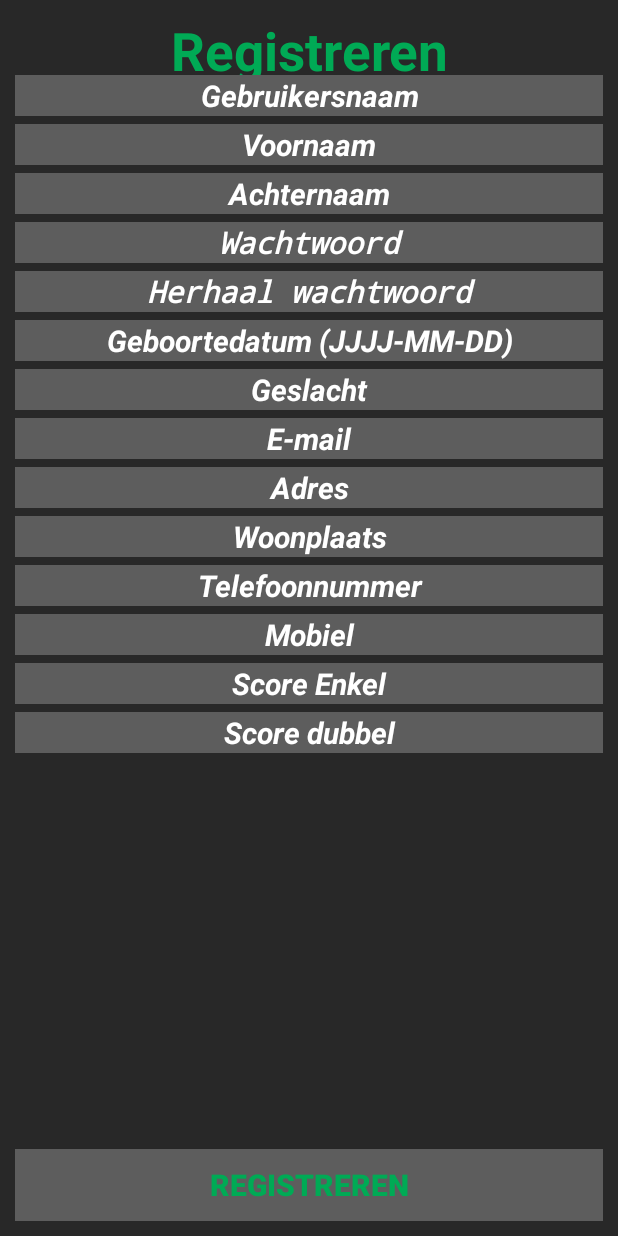
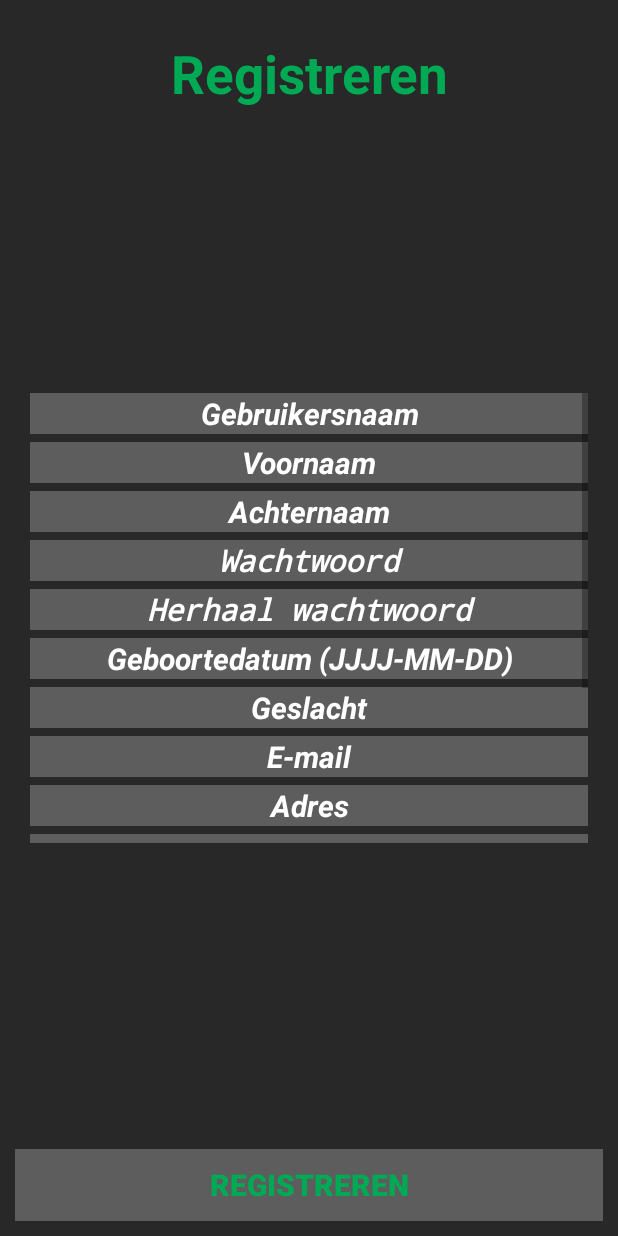
Before and after one commit to pasibun/MatchFixing, an Android app: the Register screen opened directly, with no data from a screen before it, on a phone screen of 412 x 824 dp. Run offline under Robolectric (Android 15) with nearby library versions, the phone set to English and light mode, and no system bars.

Commit message:
Added scrolling to the register view.

```diff
--- a/app/src/main/res/layout/register.xml
+++ b/app/src/main/res/layout/register.xml
@@ -7,15 +7,23 @@
     android:background="#282828"
     android:padding="10dp">
 
-    <LinearLayout
+
+    <Button
         android:layout_width="match_parent"
         android:layout_height="wrap_content"
-        android:orientation="vertical"
-        android:layout_centerVertical="true"
+        android:textColor="#00aa55"
+        android:background="#5d5d5d"
+        android:textStyle="bold"
+        android:textSize="20sp"
         android:padding="10dp"
-        android:id="@+id/linearLayout">
-
-    </LinearLayout>
+        android:id="@+id/button3"
+        android:text="Registreren"
+        android:onClick="register_register"
+        android:hapticFeedbackEnabled="true"
+        tools:text="Registreren"
+        android:layout_alignParentBottom="true"
+        android:layout_alignParentLeft="true"
+        android:layout_alignParentStart="true" />
 
     <TextView
         android:layout_width="match_parent"
@@ -27,8 +35,29 @@
         android:textStyle="bold"
         android:gravity="center"
         android:layout_alignParentTop="true"
+        android:layout_centerHorizontal="true"
+        android:layout_marginTop="15dp" />
+
+    <LinearLayout
+        android:layout_width="match_parent"
+        android:layout_height="wrap_content"
+        android:orientation="vertical"
+        android:padding="10dp"
+        android:id="@+id/linearLayout"
+        android:layout_centerVertical="true"
         android:layout_alignParentLeft="true"
-        android:layout_alignParentStart="true" />
+        android:layout_alignParentStart="true"
+        android:weightSum="1">
+
+        <ScrollView
+            android:layout_width="match_parent"
+            android:layout_weight="2.70"
+            android:layout_height="300dp">
+
+            <LinearLayout
+                android:layout_width="match_parent"
+                android:layout_height="250dp"
+                android:orientation="vertical" >
 
                 <EditText
                 android:layout_width="match_parent"
@@ -41,7 +70,7 @@
                 android:hint="Gebruikersnaam"
                 android:textSize="20sp"
                 android:id="@+id/edtuserid"
-    android:layout_marginTop="40dp"
+                android:layout_marginTop="0dp"
                 android:layout_alignParentLeft="true"
                 android:layout_alignParentStart="true"
                 android:layout_marginBottom="5dp"
@@ -63,7 +92,6 @@
                 android:layout_alignParentStart="true"
                 android:layout_marginBottom="5dp"
                 android:textAlignment="center" />
-
 
                 <EditText
                     android:layout_width="match_parent"
@@ -262,23 +290,9 @@
                     android:layout_marginBottom="5dp"
                     android:textAlignment="center" />
 
-    <Button
-        android:layout_width="match_parent"
-        android:layout_height="wrap_content"
-        android:textColor="#00aa55"
-        android:background="#5d5d5d"
-        android:textStyle="bold"
-        android:textSize="20sp"
-        android:padding="10dp"
-        android:id="@+id/button3"
-        android:text="Registreren"
-        android:onClick="register_register"
-        android:hapticFeedbackEnabled="true"
-        tools:text="Registreren"
-        android:layout_alignParentBottom="true"
-        android:layout_alignParentLeft="true"
-        android:layout_alignParentStart="true" />
-
+            </LinearLayout>
+        </ScrollView>
+    </LinearLayout>
 
 
 </RelativeLayout>
```
Lines whose indentation alone changed are shown as unchanged.
